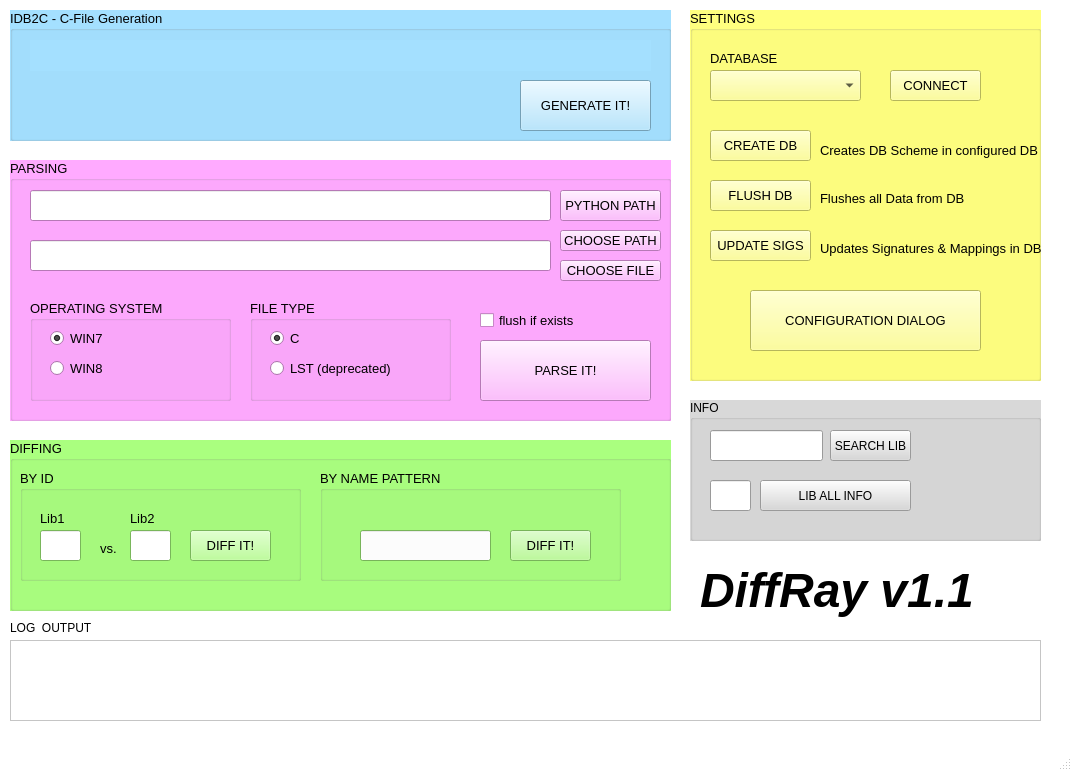
First picture: the form in de.meins.pocpoc/ui/diffray_main.ui, repository pinkflawd/DiffRay, before the edit.
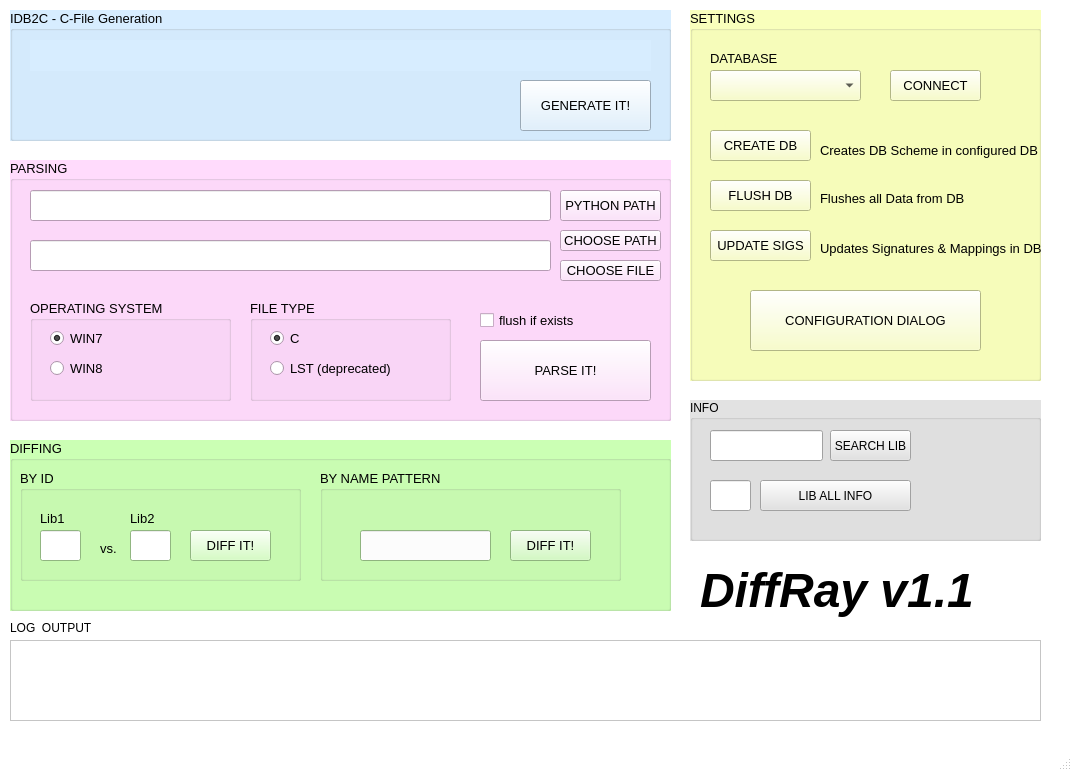
Second picture: the form after the edit.

The edit to the form file:
```diff
--- a/de.meins.pocpoc/ui/diffray_main.ui
+++ b/de.meins.pocpoc/ui/diffray_main.ui
@@ -456,8 +456,8 @@
        <colorrole role="Button">
         <brush brushstyle="SolidPattern">
          <color alpha="255">
-          <red>164</red>
-          <green>224</green>
+          <red>215</red>
+          <green>237</green>
           <blue>255</blue>
          </color>
         </brush>
@@ -474,8 +474,8 @@
        <colorrole role="Midlight">
         <brush brushstyle="SolidPattern">
          <color alpha="255">
-          <red>209</red>
-          <green>239</green>
+          <red>235</red>
+          <green>246</green>
           <blue>255</blue>
          </color>
         </brush>
@@ -483,8 +483,8 @@
        <colorrole role="Dark">
         <brush brushstyle="SolidPattern">
          <color alpha="255">
-          <red>82</red>
-          <green>112</green>
+          <red>107</red>
+          <green>118</green>
           <blue>127</blue>
          </color>
         </brush>
@@ -492,8 +492,8 @@
        <colorrole role="Mid">
         <brush brushstyle="SolidPattern">
          <color alpha="255">
-          <red>109</red>
-          <green>149</green>
+          <red>143</red>
+          <green>158</green>
           <blue>170</blue>
          </color>
         </brush>
@@ -537,8 +537,8 @@
        <colorrole role="Window">
         <brush brushstyle="SolidPattern">
          <color alpha="255">
-          <red>164</red>
-          <green>224</green>
+          <red>215</red>
+          <green>237</green>
           <blue>255</blue>
          </color>
         </brush>
@@ -555,8 +555,8 @@
        <colorrole role="AlternateBase">
         <brush brushstyle="SolidPattern">
          <color alpha="255">
-          <red>209</red>
-          <green>239</green>
+          <red>235</red>
+          <green>246</green>
           <blue>255</blue>
          </color>
         </brush>
@@ -593,8 +593,8 @@
        <colorrole role="Button">
         <brush brushstyle="SolidPattern">
          <color alpha="255">
-          <red>164</red>
-          <green>224</green>
+          <red>215</red>
+          <green>237</green>
           <blue>255</blue>
          </color>
         </brush>
@@ -611,8 +611,8 @@
        <colorrole role="Midlight">
         <brush brushstyle="SolidPattern">
          <color alpha="255">
-          <red>209</red>
-          <green>239</green>
+          <red>235</red>
+          <green>246</green>
           <blue>255</blue>
          </color>
         </brush>
@@ -620,8 +620,8 @@
        <colorrole role="Dark">
         <brush brushstyle="SolidPattern">
          <color alpha="255">
-          <red>82</red>
-          <green>112</green>
+          <red>107</red>
+          <green>118</green>
           <blue>127</blue>
          </color>
         </brush>
@@ -629,8 +629,8 @@
        <colorrole role="Mid">
         <brush brushstyle="SolidPattern">
          <color alpha="255">
-          <red>109</red>
-          <green>149</green>
+          <red>143</red>
+          <green>158</green>
           <blue>170</blue>
          </color>
         </brush>
@@ -674,8 +674,8 @@
        <colorrole role="Window">
         <brush brushstyle="SolidPattern">
          <color alpha="255">
-          <red>164</red>
-          <green>224</green>
+          <red>215</red>
+          <green>237</green>
           <blue>255</blue>
          </color>
         </brush>
@@ -692,8 +692,8 @@
        <colorrole role="AlternateBase">
         <brush brushstyle="SolidPattern">
          <color alpha="255">
-          <red>209</red>
-          <green>239</green>
+          <red>235</red>
+          <green>246</green>
           <blue>255</blue>
          </color>
         </brush>
@@ -721,8 +721,8 @@
        <colorrole role="WindowText">
         <brush brushstyle="SolidPattern">
          <color alpha="255">
-          <red>82</red>
-          <green>112</green>
+          <red>107</red>
+          <green>118</green>
           <blue>127</blue>
          </color>
         </brush>
@@ -730,8 +730,8 @@
        <colorrole role="Button">
         <brush brushstyle="SolidPattern">
          <color alpha="255">
-          <red>164</red>
-          <green>224</green>
+          <red>215</red>
+          <green>237</green>
           <blue>255</blue>
          </color>
         </brush>
@@ -748,8 +748,8 @@
        <colorrole role="Midlight">
         <brush brushstyle="SolidPattern">
          <color alpha="255">
-          <red>209</red>
-          <green>239</green>
+          <red>235</red>
+          <green>246</green>
           <blue>255</blue>
          </color>
         </brush>
@@ -757,8 +757,8 @@
        <colorrole role="Dark">
         <brush brushstyle="SolidPattern">
          <color alpha="255">
-          <red>82</red>
-          <green>112</green>
+          <red>107</red>
+          <green>118</green>
           <blue>127</blue>
          </color>
         </brush>
@@ -766,8 +766,8 @@
        <colorrole role="Mid">
         <brush brushstyle="SolidPattern">
          <color alpha="255">
-          <red>109</red>
-          <green>149</green>
+          <red>143</red>
+          <green>158</green>
           <blue>170</blue>
          </color>
         </brush>
@@ -775,8 +775,8 @@
        <colorrole role="Text">
         <brush brushstyle="SolidPattern">
          <color alpha="255">
-          <red>82</red>
-          <green>112</green>
+          <red>107</red>
+          <green>118</green>
           <blue>127</blue>
          </color>
         </brush>
@@ -793,8 +793,8 @@
        <colorrole role="ButtonText">
         <brush brushstyle="SolidPattern">
          <color alpha="255">
-          <red>82</red>
-          <green>112</green>
+          <red>107</red>
+          <green>118</green>
           <blue>127</blue>
          </color>
         </brush>
@@ -802,8 +802,8 @@
        <colorrole role="Base">
         <brush brushstyle="SolidPattern">
          <color alpha="255">
-          <red>164</red>
-          <green>224</green>
+          <red>215</red>
+          <green>237</green>
           <blue>255</blue>
          </color>
         </brush>
@@ -811,8 +811,8 @@
        <colorrole role="Window">
         <brush brushstyle="SolidPattern">
          <color alpha="255">
-          <red>164</red>
-          <green>224</green>
+          <red>215</red>
+          <green>237</green>
           <blue>255</blue>
          </color>
         </brush>
@@ -829,8 +829,8 @@
        <colorrole role="AlternateBase">
         <brush brushstyle="SolidPattern">
          <color alpha="255">
-          <red>164</red>
-          <green>224</green>
+          <red>215</red>
+          <green>237</green>
           <blue>255</blue>
          </color>
         </brush>
@@ -885,8 +885,8 @@
         <colorrole role="Base">
          <brush brushstyle="SolidPattern">
           <color alpha="255">
-           <red>164</red>
-           <green>224</green>
+           <red>215</red>
+           <green>237</green>
            <blue>255</blue>
           </color>
          </brush>
@@ -896,8 +896,8 @@
         <colorrole role="Base">
          <brush brushstyle="SolidPattern">
           <color alpha="255">
-           <red>164</red>
-           <green>224</green>
+           <red>215</red>
+           <green>237</green>
            <blue>255</blue>
           </color>
          </brush>
@@ -973,8 +973,8 @@
         <brush brushstyle="SolidPattern">
          <color alpha="255">
           <red>255</red>
-          <green>170</green>
-          <blue>255</blue>
+          <green>219</green>
+          <blue>252</blue>
          </color>
         </brush>
        </colorrole>
@@ -991,8 +991,8 @@
         <brush brushstyle="SolidPattern">
          <color alpha="255">
           <red>255</red>
-          <green>212</green>
-          <blue>255</blue>
+          <green>237</green>
+          <blue>253</blue>
          </color>
         </brush>
        </colorrole>
@@ -1000,8 +1000,8 @@
         <brush brushstyle="SolidPattern">
          <color alpha="255">
           <red>127</red>
-          <green>85</green>
-          <blue>127</blue>
+          <green>109</green>
+          <blue>126</blue>
          </color>
         </brush>
        </colorrole>
@@ -1009,8 +1009,8 @@
         <brush brushstyle="SolidPattern">
          <color alpha="255">
           <red>170</red>
-          <green>113</green>
-          <blue>170</blue>
+          <green>146</green>
+          <blue>168</blue>
          </color>
         </brush>
        </colorrole>
@@ -1054,8 +1054,8 @@
         <brush brushstyle="SolidPattern">
          <color alpha="255">
           <red>255</red>
-          <green>170</green>
-          <blue>255</blue>
+          <green>219</green>
+          <blue>252</blue>
          </color>
         </brush>
        </colorrole>
@@ -1072,8 +1072,8 @@
         <brush brushstyle="SolidPattern">
          <color alpha="255">
           <red>255</red>
-          <green>212</green>
-          <blue>255</blue>
+          <green>237</green>
+          <blue>253</blue>
          </color>
         </brush>
        </colorrole>
@@ -1110,8 +1110,8 @@
         <brush brushstyle="SolidPattern">
          <color alpha="255">
           <red>255</red>
-          <green>170</green>
-          <blue>255</blue>
+          <green>219</green>
+          <blue>252</blue>
          </color>
         </brush>
        </colorrole>
@@ -1128,8 +1128,8 @@
         <brush brushstyle="SolidPattern">
          <color alpha="255">
           <red>255</red>
-          <green>212</green>
-          <blue>255</blue>
+          <green>237</green>
+          <blue>253</blue>
          </color>
         </brush>
        </colorrole>
@@ -1137,8 +1137,8 @@
         <brush brushstyle="SolidPattern">
          <color alpha="255">
           <red>127</red>
-          <green>85</green>
-          <blue>127</blue>
+          <green>109</green>
+          <blue>126</blue>
          </color>
         </brush>
        </colorrole>
@@ -1146,8 +1146,8 @@
         <brush brushstyle="SolidPattern">
          <color alpha="255">
           <red>170</red>
-          <green>113</green>
-          <blue>170</blue>
+          <green>146</green>
+          <blue>168</blue>
          </color>
         </brush>
        </colorrole>
@@ -1191,8 +1191,8 @@
         <brush brushstyle="SolidPattern">
          <color alpha="255">
           <red>255</red>
-          <green>170</green>
-          <blue>255</blue>
+          <green>219</green>
+          <blue>252</blue>
          </color>
         </brush>
        </colorrole>
@@ -1209,8 +1209,8 @@
         <brush brushstyle="SolidPattern">
          <color alpha="255">
           <red>255</red>
-          <green>212</green>
-          <blue>255</blue>
+          <green>237</green>
+          <blue>253</blue>
          </color>
         </brush>
        </colorrole>
@@ -1238,8 +1238,8 @@
         <brush brushstyle="SolidPattern">
          <color alpha="255">
           <red>127</red>
-          <green>85</green>
-          <blue>127</blue>
+          <green>109</green>
+          <blue>126</blue>
          </color>
         </brush>
        </colorrole>
@@ -1247,8 +1247,8 @@
         <brush brushstyle="SolidPattern">
          <color alpha="255">
           <red>255</red>
-          <green>170</green>
-          <blue>255</blue>
+          <green>219</green>
+          <blue>252</blue>
          </color>
         </brush>
        </colorrole>
@@ -1265,8 +1265,8 @@
         <brush brushstyle="SolidPattern">
          <color alpha="255">
           <red>255</red>
-          <green>212</green>
-          <blue>255</blue>
+          <green>237</green>
+          <blue>253</blue>
          </color>
         </brush>
        </colorrole>
@@ -1274,8 +1274,8 @@
         <brush brushstyle="SolidPattern">
          <color alpha="255">
           <red>127</red>
-          <green>85</green>
-          <blue>127</blue>
+          <green>109</green>
+          <blue>126</blue>
          </color>
         </brush>
        </colorrole>
@@ -1283,8 +1283,8 @@
         <brush brushstyle="SolidPattern">
          <color alpha="255">
           <red>170</red>
-          <green>113</green>
-          <blue>170</blue>
+          <green>146</green>
+          <blue>168</blue>
          </color>
         </brush>
        </colorrole>
@@ -1292,8 +1292,8 @@
         <brush brushstyle="SolidPattern">
          <color alpha="255">
           <red>127</red>
-          <green>85</green>
-          <blue>127</blue>
+          <green>109</green>
+          <blue>126</blue>
          </color>
         </brush>
        </colorrole>
@@ -1310,8 +1310,8 @@
         <brush brushstyle="SolidPattern">
          <color alpha="255">
           <red>127</red>
-          <green>85</green>
-          <blue>127</blue>
+          <green>109</green>
+          <blue>126</blue>
          </color>
         </brush>
        </colorrole>
@@ -1319,8 +1319,8 @@
         <brush brushstyle="SolidPattern">
          <color alpha="255">
           <red>255</red>
-          <green>170</green>
-          <blue>255</blue>
+          <green>219</green>
+          <blue>252</blue>
          </color>
         </brush>
        </colorrole>
@@ -1328,8 +1328,8 @@
         <brush brushstyle="SolidPattern">
          <color alpha="255">
           <red>255</red>
-          <green>170</green>
-          <blue>255</blue>
+          <green>219</green>
+          <blue>252</blue>
          </color>
         </brush>
        </colorrole>
@@ -1346,8 +1346,8 @@
         <brush brushstyle="SolidPattern">
          <color alpha="255">
           <red>255</red>
-          <green>170</green>
-          <blue>255</blue>
+          <green>219</green>
+          <blue>252</blue>
          </color>
         </brush>
        </colorrole>
@@ -1688,9 +1688,9 @@
        <colorrole role="Button">
         <brush brushstyle="SolidPattern">
          <color alpha="255">
-          <red>170</red>
+          <red>203</red>
           <green>255</green>
-          <blue>127</blue>
+          <blue>180</blue>
          </color>
         </brush>
        </colorrole>
@@ -1706,27 +1706,27 @@
        <colorrole role="Midlight">
         <brush brushstyle="SolidPattern">
          <color alpha="255">
-          <red>212</red>
+          <red>229</red>
           <green>255</green>
-          <blue>191</blue>
+          <blue>217</blue>
          </color>
         </brush>
        </colorrole>
        <colorrole role="Dark">
         <brush brushstyle="SolidPattern">
          <color alpha="255">
-          <red>85</red>
+          <red>101</red>
           <green>127</green>
-          <blue>63</blue>
+          <blue>90</blue>
          </color>
         </brush>
        </colorrole>
        <colorrole role="Mid">
         <brush brushstyle="SolidPattern">
          <color alpha="255">
-          <red>113</red>
+          <red>135</red>
           <green>170</green>
-          <blue>84</blue>
+          <blue>120</blue>
          </color>
         </brush>
        </colorrole>
@@ -1769,9 +1769,9 @@
        <colorrole role="Window">
         <brush brushstyle="SolidPattern">
          <color alpha="255">
-          <red>170</red>
+          <red>203</red>
           <green>255</green>
-          <blue>127</blue>
+          <blue>180</blue>
          </color>
         </brush>
        </colorrole>
@@ -1787,9 +1787,9 @@
        <colorrole role="AlternateBase">
         <brush brushstyle="SolidPattern">
          <color alpha="255">
-          <red>212</red>
+          <red>229</red>
           <green>255</green>
-          <blue>191</blue>
+          <blue>217</blue>
          </color>
         </brush>
        </colorrole>
@@ -1825,9 +1825,9 @@
        <colorrole role="Button">
         <brush brushstyle="SolidPattern">
          <color alpha="255">
-          <red>170</red>
+          <red>203</red>
           <green>255</green>
-          <blue>127</blue>
+          <blue>180</blue>
          </color>
         </brush>
        </colorrole>
@@ -1843,27 +1843,27 @@
        <colorrole role="Midlight">
         <brush brushstyle="SolidPattern">
          <color alpha="255">
-          <red>212</red>
+          <red>229</red>
           <green>255</green>
-          <blue>191</blue>
+          <blue>217</blue>
          </color>
         </brush>
        </colorrole>
        <colorrole role="Dark">
         <brush brushstyle="SolidPattern">
          <color alpha="255">
-          <red>85</red>
+          <red>101</red>
           <green>127</green>
-          <blue>63</blue>
+          <blue>90</blue>
          </color>
         </brush>
        </colorrole>
        <colorrole role="Mid">
         <brush brushstyle="SolidPattern">
          <color alpha="255">
-          <red>113</red>
+          <red>135</red>
           <green>170</green>
-          <blue>84</blue>
+          <blue>120</blue>
          </color>
         </brush>
        </colorrole>
@@ -1906,9 +1906,9 @@
        <colorrole role="Window">
         <brush brushstyle="SolidPattern">
          <color alpha="255">
-          <red>170</red>
+          <red>203</red>
           <green>255</green>
-          <blue>127</blue>
+          <blue>180</blue>
          </color>
         </brush>
        </colorrole>
@@ -1924,9 +1924,9 @@
        <colorrole role="AlternateBase">
         <brush brushstyle="SolidPattern">
          <color alpha="255">
-          <red>212</red>
+          <red>229</red>
           <green>255</green>
-          <blue>191</blue>
+          <blue>217</blue>
          </color>
         </brush>
        </colorrole>
@@ -1953,18 +1953,18 @@
        <colorrole role="WindowText">
         <brush brushstyle="SolidPattern">
          <color alpha="255">
-          <red>85</red>
+          <red>101</red>
           <green>127</green>
-          <blue>63</blue>
+          <blue>90</blue>
          </color>
         </brush>
        </colorrole>
        <colorrole role="Button">
         <brush brushstyle="SolidPattern">
          <color alpha="255">
-          <red>170</red>
+          <red>203</red>
           <green>255</green>
-          <blue>127</blue>
+          <blue>180</blue>
          </color>
         </brush>
        </colorrole>
@@ -1980,36 +1980,36 @@
        <colorrole role="Midlight">
         <brush brushstyle="SolidPattern">
          <color alpha="255">
-          <red>212</red>
+          <red>229</red>
           <green>255</green>
-          <blue>191</blue>
+          <blue>217</blue>
          </color>
         </brush>
        </colorrole>
        <colorrole role="Dark">
         <brush brushstyle="SolidPattern">
          <color alpha="255">
-          <red>85</red>
+          <red>101</red>
           <green>127</green>
-          <blue>63</blue>
+          <blue>90</blue>
          </color>
         </brush>
        </colorrole>
        <colorrole role="Mid">
         <brush brushstyle="SolidPattern">
          <color alpha="255">
-          <red>113</red>
+          <red>135</red>
           <green>170</green>
-          <blue>84</blue>
+          <blue>120</blue>
          </color>
         </brush>
        </colorrole>
        <colorrole role="Text">
         <brush brushstyle="SolidPattern">
          <color alpha="255">
-          <red>85</red>
+          <red>101</red>
           <green>127</green>
-          <blue>63</blue>
+          <blue>90</blue>
          </color>
         </brush>
        </colorrole>
@@ -2025,27 +2025,27 @@
        <colorrole role="ButtonText">
         <brush brushstyle="SolidPattern">
          <color alpha="255">
-          <red>85</red>
+          <red>101</red>
           <green>127</green>
-          <blue>63</blue>
+          <blue>90</blue>
          </color>
         </brush>
        </colorrole>
        <colorrole role="Base">
         <brush brushstyle="SolidPattern">
          <color alpha="255">
-          <red>170</red>
+          <red>203</red>
           <green>255</green>
-          <blue>127</blue>
+          <blue>180</blue>
          </color>
         </brush>
        </colorrole>
        <colorrole role="Window">
         <brush brushstyle="SolidPattern">
          <color alpha="255">
-          <red>170</red>
+          <red>203</red>
           <green>255</green>
-          <blue>127</blue>
+          <blue>180</blue>
          </color>
         </brush>
        </colorrole>
@@ -2061,9 +2061,9 @@
        <colorrole role="AlternateBase">
         <brush brushstyle="SolidPattern">
          <color alpha="255">
-          <red>170</red>
+          <red>203</red>
           <green>255</green>
-          <blue>127</blue>
+          <blue>180</blue>
          </color>
         </brush>
        </colorrole>
@@ -2252,9 +2252,9 @@
        <colorrole role="Button">
         <brush brushstyle="SolidPattern">
          <color alpha="255">
-          <red>255</red>
+          <red>249</red>
           <green>255</green>
-          <blue>127</blue>
+          <blue>188</blue>
          </color>
         </brush>
        </colorrole>
@@ -2270,27 +2270,27 @@
        <colorrole role="Midlight">
         <brush brushstyle="SolidPattern">
          <color alpha="255">
-          <red>255</red>
+          <red>252</red>
           <green>255</green>
-          <blue>191</blue>
+          <blue>221</blue>
          </color>
         </brush>
        </colorrole>
        <colorrole role="Dark">
         <brush brushstyle="SolidPattern">
          <color alpha="255">
-          <red>127</red>
+          <red>124</red>
           <green>127</green>
-          <blue>63</blue>
+          <blue>94</blue>
          </color>
         </brush>
        </colorrole>
        <colorrole role="Mid">
         <brush brushstyle="SolidPattern">
          <color alpha="255">
-          <red>170</red>
+          <red>166</red>
           <green>170</green>
-          <blue>84</blue>
+          <blue>125</blue>
          </color>
         </brush>
        </colorrole>
@@ -2333,9 +2333,9 @@
        <colorrole role="Window">
         <brush brushstyle="SolidPattern">
          <color alpha="255">
-          <red>255</red>
+          <red>249</red>
           <green>255</green>
-          <blue>127</blue>
+          <blue>188</blue>
          </color>
         </brush>
        </colorrole>
@@ -2351,9 +2351,9 @@
        <colorrole role="AlternateBase">
         <brush brushstyle="SolidPattern">
          <color alpha="255">
-          <red>255</red>
+          <red>252</red>
           <green>255</green>
-          <blue>191</blue>
+          <blue>221</blue>
          </color>
         </brush>
        </colorrole>
@@ -2389,9 +2389,9 @@
        <colorrole role="Button">
         <brush brushstyle="SolidPattern">
          <color alpha="255">
-          <red>255</red>
+          <red>249</red>
           <green>255</green>
-          <blue>127</blue>
+          <blue>188</blue>
          </color>
         </brush>
        </colorrole>
@@ -2407,27 +2407,27 @@
        <colorrole role="Midlight">
         <brush brushstyle="SolidPattern">
          <color alpha="255">
-          <red>255</red>
+          <red>252</red>
           <green>255</green>
-          <blue>191</blue>
+          <blue>221</blue>
          </color>
         </brush>
        </colorrole>
        <colorrole role="Dark">
         <brush brushstyle="SolidPattern">
          <color alpha="255">
-          <red>127</red>
+          <red>124</red>
           <green>127</green>
-          <blue>63</blue>
+          <blue>94</blue>
          </color>
         </brush>
        </colorrole>
        <colorrole role="Mid">
         <brush brushstyle="SolidPattern">
          <color alpha="255">
-          <red>170</red>
+          <red>166</red>
           <green>170</green>
-          <blue>84</blue>
+          <blue>125</blue>
          </color>
         </brush>
        </colorrole>
@@ -2470,9 +2470,9 @@
        <colorrole role="Window">
         <brush brushstyle="SolidPattern">
          <color alpha="255">
-          <red>255</red>
+          <red>249</red>
           <green>255</green>
-          <blue>127</blue>
+          <blue>188</blue>
          </color>
         </brush>
        </colorrole>
@@ -2488,9 +2488,9 @@
        <colorrole role="AlternateBase">
         <brush brushstyle="SolidPattern">
          <color alpha="255">
-          <red>255</red>
+          <red>252</red>
           <green>255</green>
-          <blue>191</blue>
+          <blue>221</blue>
          </color>
         </brush>
        </colorrole>
@@ -2517,18 +2517,18 @@
        <colorrole role="WindowText">
         <brush brushstyle="SolidPattern">
          <color alpha="255">
-          <red>127</red>
+          <red>124</red>
           <green>127</green>
-          <blue>63</blue>
+          <blue>94</blue>
          </color>
         </brush>
        </colorrole>
        <colorrole role="Button">
         <brush brushstyle="SolidPattern">
          <color alpha="255">
-          <red>255</red>
+          <red>249</red>
           <green>255</green>
-          <blue>127</blue>
+          <blue>188</blue>
          </color>
         </brush>
        </colorrole>
@@ -2544,36 +2544,36 @@
        <colorrole role="Midlight">
         <brush brushstyle="SolidPattern">
          <color alpha="255">
-          <red>255</red>
+          <red>252</red>
           <green>255</green>
-          <blue>191</blue>
+          <blue>221</blue>
          </color>
         </brush>
        </colorrole>
        <colorrole role="Dark">
         <brush brushstyle="SolidPattern">
          <color alpha="255">
-          <red>127</red>
+          <red>124</red>
           <green>127</green>
-          <blue>63</blue>
+          <blue>94</blue>
          </color>
         </brush>
        </colorrole>
        <colorrole role="Mid">
         <brush brushstyle="SolidPattern">
          <color alpha="255">
-          <red>170</red>
+          <red>166</red>
           <green>170</green>
-          <blue>84</blue>
+          <blue>125</blue>
          </color>
         </brush>
        </colorrole>
        <colorrole role="Text">
         <brush brushstyle="SolidPattern">
          <color alpha="255">
-          <red>127</red>
+          <red>124</red>
           <green>127</green>
-          <blue>63</blue>
+          <blue>94</blue>
          </color>
         </brush>
        </colorrole>
@@ -2589,27 +2589,27 @@
        <colorrole role="ButtonText">
         <brush brushstyle="SolidPattern">
          <color alpha="255">
-          <red>127</red>
+          <red>124</red>
           <green>127</green>
-          <blue>63</blue>
+          <blue>94</blue>
          </color>
         </brush>
        </colorrole>
        <colorrole role="Base">
         <brush brushstyle="SolidPattern">
          <color alpha="255">
-          <red>255</red>
+          <red>249</red>
           <green>255</green>
-          <blue>127</blue>
+          <blue>188</blue>
          </color>
         </brush>
        </colorrole>
        <colorrole role="Window">
         <brush brushstyle="SolidPattern">
          <color alpha="255">
-          <red>255</red>
+          <red>249</red>
           <green>255</green>
-          <blue>127</blue>
+          <blue>188</blue>
          </color>
         </brush>
        </colorrole>
@@ -2625,9 +2625,9 @@
        <colorrole role="AlternateBase">
         <brush brushstyle="SolidPattern">
          <color alpha="255">
-          <red>255</red>
+          <red>249</red>
           <green>255</green>
-          <blue>127</blue>
+          <blue>188</blue>
          </color>
         </brush>
        </colorrole>
@@ -2863,9 +2863,9 @@
        <colorrole role="Button">
         <brush brushstyle="SolidPattern">
          <color alpha="255">
-          <red>216</red>
-          <green>216</green>
-          <blue>216</blue>
+          <red>226</red>
+          <green>226</green>
+          <blue>226</blue>
          </color>
         </brush>
        </colorrole>
@@ -2881,27 +2881,27 @@
        <colorrole role="Midlight">
         <brush brushstyle="SolidPattern">
          <color alpha="255">
-          <red>235</red>
-          <green>235</green>
-          <blue>235</blue>
+          <red>240</red>
+          <green>240</green>
+          <blue>240</blue>
          </color>
         </brush>
        </colorrole>
        <colorrole role="Dark">
         <brush brushstyle="SolidPattern">
          <color alpha="255">
-          <red>108</red>
-          <green>108</green>
-          <blue>108</blue>
+          <red>113</red>
+          <green>113</green>
+          <blue>113</blue>
          </color>
         </brush>
        </colorrole>
        <colorrole role="Mid">
         <brush brushstyle="SolidPattern">
          <color alpha="255">
-          <red>144</red>
-          <green>144</green>
-          <blue>144</blue>
+          <red>151</red>
+          <green>151</green>
+          <blue>151</blue>
          </color>
         </brush>
        </colorrole>
@@ -2944,9 +2944,9 @@
        <colorrole role="Window">
         <brush brushstyle="SolidPattern">
          <color alpha="255">
-          <red>216</red>
-          <green>216</green>
-          <blue>216</blue>
+          <red>226</red>
+          <green>226</green>
+          <blue>226</blue>
          </color>
         </brush>
        </colorrole>
@@ -2962,9 +2962,9 @@
        <colorrole role="AlternateBase">
         <brush brushstyle="SolidPattern">
          <color alpha="255">
-          <red>235</red>
-          <green>235</green>
-          <blue>235</blue>
+          <red>240</red>
+          <green>240</green>
+          <blue>240</blue>
          </color>
         </brush>
        </colorrole>
@@ -3000,9 +3000,9 @@
        <colorrole role="Button">
         <brush brushstyle="SolidPattern">
          <color alpha="255">
-          <red>216</red>
-          <green>216</green>
-          <blue>216</blue>
+          <red>226</red>
+          <green>226</green>
+          <blue>226</blue>
          </color>
         </brush>
        </colorrole>
@@ -3018,27 +3018,27 @@
        <colorrole role="Midlight">
         <brush brushstyle="SolidPattern">
          <color alpha="255">
-          <red>235</red>
-          <green>235</green>
-          <blue>235</blue>
+          <red>240</red>
+          <green>240</green>
+          <blue>240</blue>
          </color>
         </brush>
        </colorrole>
        <colorrole role="Dark">
         <brush brushstyle="SolidPattern">
          <color alpha="255">
-          <red>108</red>
-          <green>108</green>
-          <blue>108</blue>
+          <red>113</red>
+          <green>113</green>
+          <blue>113</blue>
          </color>
         </brush>
        </colorrole>
        <colorrole role="Mid">
         <brush brushstyle="SolidPattern">
          <color alpha="255">
-          <red>144</red>
-          <green>144</green>
-          <blue>144</blue>
+          <red>151</red>
+          <green>151</green>
+          <blue>151</blue>
          </color>
         </brush>
        </colorrole>
@@ -3081,9 +3081,9 @@
        <colorrole role="Window">
         <brush brushstyle="SolidPattern">
          <color alpha="255">
-          <red>216</red>
-          <green>216</green>
-          <blue>216</blue>
+          <red>226</red>
+          <green>226</green>
+          <blue>226</blue>
          </color>
         </brush>
        </colorrole>
@@ -3099,9 +3099,9 @@
        <colorrole role="AlternateBase">
         <brush brushstyle="SolidPattern">
          <color alpha="255">
-          <red>235</red>
-          <green>235</green>
-          <blue>235</blue>
+          <red>240</red>
+          <green>240</green>
+          <blue>240</blue>
          </color>
         </brush>
        </colorrole>
@@ -3128,18 +3128,18 @@
        <colorrole role="WindowText">
         <brush brushstyle="SolidPattern">
          <color alpha="255">
-          <red>108</red>
-          <green>108</green>
-          <blue>108</blue>
+          <red>113</red>
+          <green>113</green>
+          <blue>113</blue>
          </color>
         </brush>
        </colorrole>
        <colorrole role="Button">
         <brush brushstyle="SolidPattern">
          <color alpha="255">
-          <red>216</red>
-          <green>216</green>
-          <blue>216</blue>
+          <red>226</red>
+          <green>226</green>
+          <blue>226</blue>
          </color>
         </brush>
        </colorrole>
@@ -3155,36 +3155,36 @@
        <colorrole role="Midlight">
         <brush brushstyle="SolidPattern">
          <color alpha="255">
-          <red>235</red>
-          <green>235</green>
-          <blue>235</blue>
+          <red>240</red>
+          <green>240</green>
+          <blue>240</blue>
          </color>
         </brush>
        </colorrole>
        <colorrole role="Dark">
         <brush brushstyle="SolidPattern">
          <color alpha="255">
-          <red>108</red>
-          <green>108</green>
-          <blue>108</blue>
+          <red>113</red>
+          <green>113</green>
+          <blue>113</blue>
          </color>
         </brush>
        </colorrole>
        <colorrole role="Mid">
         <brush brushstyle="SolidPattern">
          <color alpha="255">
-          <red>144</red>
-          <green>144</green>
-          <blue>144</blue>
+          <red>151</red>
+          <green>151</green>
+          <blue>151</blue>
          </color>
         </brush>
        </colorrole>
        <colorrole role="Text">
         <brush brushstyle="SolidPattern">
          <color alpha="255">
-          <red>108</red>
-          <green>108</green>
-          <blue>108</blue>
+          <red>113</red>
+          <green>113</green>
+          <blue>113</blue>
          </color>
         </brush>
        </colorrole>
@@ -3200,27 +3200,27 @@
        <colorrole role="ButtonText">
         <brush brushstyle="SolidPattern">
          <color alpha="255">
-          <red>108</red>
-          <green>108</green>
-          <blue>108</blue>
+          <red>113</red>
+          <green>113</green>
+          <blue>113</blue>
          </color>
         </brush>
        </colorrole>
        <colorrole role="Base">
         <brush brushstyle="SolidPattern">
          <color alpha="255">
-          <red>216</red>
-          <green>216</green>
-          <blue>216</blue>
+          <red>226</red>
+          <green>226</green>
+          <blue>226</blue>
          </color>
         </brush>
        </colorrole>
        <colorrole role="Window">
         <brush brushstyle="SolidPattern">
          <color alpha="255">
-          <red>216</red>
-          <green>216</green>
-          <blue>216</blue>
+          <red>226</red>
+          <green>226</green>
+          <blue>226</blue>
          </color>
         </brush>
        </colorrole>
@@ -3236,9 +3236,9 @@
        <colorrole role="AlternateBase">
         <brush brushstyle="SolidPattern">
          <color alpha="255">
-          <red>216</red>
-          <green>216</green>
-          <blue>216</blue>
+          <red>226</red>
+          <green>226</green>
+          <blue>226</blue>
          </color>
         </brush>
        </colorrole>
@@ -3272,7 +3272,7 @@
     <property name="flat">
      <bool>true</bool>
     </property>
-    <widget class="QLineEdit" name="lineEdit_4">
+    <widget class="QLineEdit" name="lineedit_searchlib">
      <property name="geometry">
       <rect>
        <x>20</x>
@@ -3285,7 +3285,7 @@
       <string>Library Name Pattern (no .dll ending)</string>
      </property>
     </widget>
-    <widget class="QPushButton" name="pushButton_11">
+    <widget class="QPushButton" name="button_searchlib">
      <property name="geometry">
       <rect>
        <x>140</x>
@@ -3301,7 +3301,7 @@
       <string>SEARCH LIB</string>
      </property>
     </widget>
-    <widget class="QLineEdit" name="lineEdit_8">
+    <widget class="QLineEdit" name="lineedit_allinfo">
      <property name="geometry">
       <rect>
        <x>20</x>
@@ -3311,7 +3311,7 @@
       </rect>
      </property>
     </widget>
-    <widget class="QPushButton" name="pushButton_14">
+    <widget class="QPushButton" name="button_allinfo">
      <property name="geometry">
       <rect>
        <x>70</x>
```
